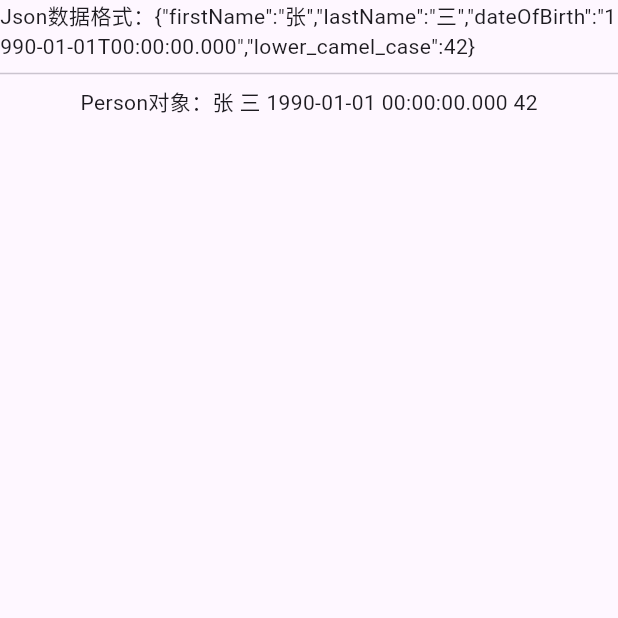
After one commit to BabySid/flutter_templ, a Flutter app: the JsonModelsPage screen opened directly, on a phone screen of 412 x 824 dp, the top half of it. The commit adds this screen. Run offline on Flutter 3.47's test engine with Material 3 defaults, Android fonts, the phone set to English and light mode, and no system bars; our stand-ins replace fluttertoast.

Commit message:
update code

```diff
--- /dev/null
+++ b/lib/src/constants/json_models.dart
@@ -0,0 +1,34 @@
+import 'package:json_annotation/json_annotation.dart';
+
+// json_models.g.dart 将在运行生成命令(dart run build_runner build)后自动生成
+part 'json_models.g.dart';
+
+///这个标注是告诉生成器，这个类是需要生成Model类的
+@JsonSerializable()
+class Person {
+  /// The generated code assumes these values exist in JSON.
+  final String firstName, lastName;
+
+  /// The generated code below handles if the corresponding JSON value doesn't
+  /// exist or is empty.
+  final DateTime? dateOfBirth;
+
+  //显式关联JSON字段名与Model属性的对应关系
+  @JsonKey(name: 'lower_camel_case')
+  final int lowerCamelCase;
+
+  Person({
+    required this.firstName,
+    required this.lastName,
+    this.dateOfBirth,
+    this.lowerCamelCase = 0,
+  });
+
+  //不同的类使用不同的mixin即可
+  /// Connect the generated [_$PersonFromJson] function to the `fromJson`
+  /// factory.
+  factory Person.fromJson(Map<String, dynamic> json) => _$PersonFromJson(json);
+
+  /// Connect the generated [_$PersonToJson] function to the `toJson` method.
+  Map<String, dynamic> toJson() => _$PersonToJson(this);
+}
--- a/lib/src/pages/function.dart
+++ b/lib/src/pages/function.dart
@@ -2,6 +2,7 @@ import 'package:flutter/material.dart';
 import 'package:flutter_teml/src/pages/functionality_pages/async_update_ui.dart';
 import 'package:flutter_teml/src/pages/functionality_pages/color_and_theme.dart';
 import 'package:flutter_teml/src/pages/functionality_pages/gesture.dart';
+import 'package:flutter_teml/src/pages/functionality_pages/json_models.dart';
 import 'package:flutter_teml/src/pages/functionality_pages/l10n.dart';
 import 'package:flutter_teml/src/pages/functionality_pages/notification.dart';
 import 'package:flutter_teml/src/pages/functionality_pages/provider.dart';
@@ -29,6 +30,7 @@ class _FunctionalityPageState extends State<FunctionalityPage>
     const NotificationPage(),
     const L10nPage(),
     const ProviderPage(),
+    const JsonModelsPage(),
   ];
   late List<Widget> tabBar;
   late List<Widget> tabBarView;
--- /dev/null
+++ b/lib/src/pages/functionality_pages/json_models.dart
@@ -0,0 +1,50 @@
+import 'dart:convert';
+
+import 'package:flutter/material.dart';
+import 'package:flutter_teml/src/constants/json_models.dart';
+import 'package:flutter_teml/src/utils/name_provider.dart';
+
+class JsonModelsPage extends StatefulWidget implements NameProvider {
+  static const String _name = "JsonModels";
+  @override
+  String get name => _name;
+
+  const JsonModelsPage({super.key});
+
+  @override
+  State<JsonModelsPage> createState() => _JsonModelsPageState();
+}
+
+class _JsonModelsPageState extends State<JsonModelsPage> {
+  final person = Person(
+    firstName: '张',
+    lastName: '三',
+    dateOfBirth: DateTime(1990, 1, 1),
+    lowerCamelCase: 42,
+  );
+
+  late String jsonValue;
+  late Person personValue;
+  @override
+  void initState() {
+    jsonValue = json.encode(person.toJson());
+    personValue = Person.fromJson(json.decode(jsonValue));
+    super.initState();
+  }
+
+  @override
+  Widget build(BuildContext context) {
+    return Scaffold(
+      body: Column(
+        mainAxisAlignment: MainAxisAlignment.start,
+        children: [
+          Text("Json数据格式：$jsonValue"),
+          Divider(),
+          Text(
+            "Person对象：${personValue.firstName} ${personValue.lastName} ${personValue.dateOfBirth} ${personValue.lowerCamelCase}",
+          ),
+        ],
+      ),
+    );
+  }
+}
--- a/pubspec.yaml
+++ b/pubspec.yaml
@@ -40,6 +40,7 @@ dependencies:
   url_launcher: ^6.3.1
   provider: ^6.1.4
   intl: ^0.19.0
+  json_annotation: ^4.9.0
 
 dev_dependencies:
   flutter_test:
@@ -51,6 +52,8 @@ dev_dependencies:
   # package. See that file for information about deactivating specific lint
   # rules and activating additional ones.
   flutter_lints: ^5.0.0
+  json_serializable: ^6.9.5
+  build_runner: ^2.4.15
 
 # For information on the generic Dart part of this file, see the
 # following page: https://dart.dev/tools/pub/pubspec
```
Also changed, not shown: lib/src/constants/json_models.g.dart (added), pubspec.lock, 1 other file.
